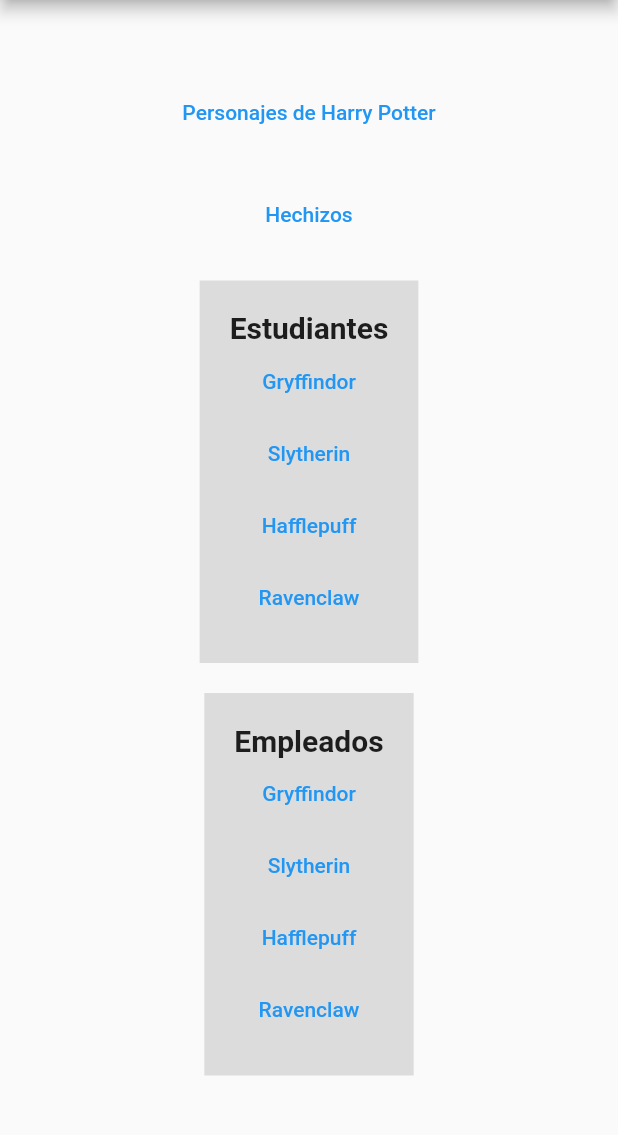
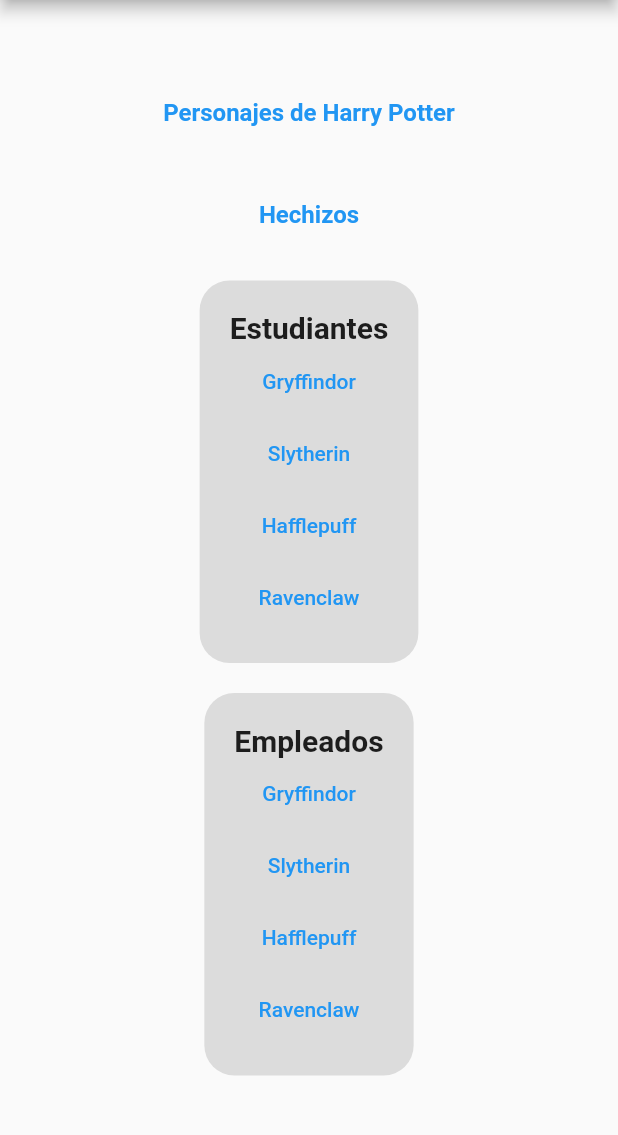
Before and after one commit to leyonel/ProyectoFinalHP, a Flutter app: the screen it shows after launch, on a phone screen of 412 x 824 dp, the part 84-1219 px from its top. Run offline on Flutter 3.47's test engine with Material 2 defaults, Android fonts, the light colour scheme and no system bars; our stand-ins replace bloc, flutter_bloc.

Commit message:
cambios vista principal final

```diff
--- a/lib/caracteristicas/vistas/principal.dart
+++ b/lib/caracteristicas/vistas/principal.dart
@@ -11,19 +11,23 @@
         children: [
           TextButton(
               onPressed: () {},
-              child: const Text("Personajes de Harry Potter")),
+              child: const Text("Personajes de Harry Potter",
+                  style: TextStyle(fontWeight: FontWeight.bold, fontSize: 16))),
           const SizedBox(height: 20),
-          TextButton(onPressed: () {}, child: const Text("Hechizos")),
+          TextButton(
+              onPressed: () {},
+              child: const Text("Hechizos",
+                  style: TextStyle(fontWeight: FontWeight.bold, fontSize: 16))),
           const SizedBox(height: 20),
           Container(
-            color: Colors.black12,
+            decoration: BoxDecoration(
+                borderRadius: BorderRadius.circular(20), color: Colors.black12),
             padding: const EdgeInsets.all(20),
             child: Column(
               children: [
-                const Text(
-                  "Estudiantes",
-                  style: TextStyle(fontWeight: FontWeight.bold, fontSize: 20),
-                ),
+                const Text("Estudiantes",
+                    style:
+                        TextStyle(fontWeight: FontWeight.bold, fontSize: 20)),
                 TextButton(onPressed: () {}, child: const Text("Gryffindor")),
                 TextButton(onPressed: () {}, child: const Text("Slytherin")),
                 TextButton(onPressed: () {}, child: const Text("Hafflepuff")),
@@ -33,14 +37,14 @@
           ),
           const SizedBox(height: 20),
           Container(
-            color: Colors.black12,
+            decoration: BoxDecoration(
+                borderRadius: BorderRadius.circular(20), color: Colors.black12),
             padding: const EdgeInsets.all(20),
             child: Column(
               children: [
-                const Text(
-                  "Empleados",
-                  style: TextStyle(fontWeight: FontWeight.bold, fontSize: 20),
-                ),
+                const Text("Empleados",
+                    style:
+                        TextStyle(fontWeight: FontWeight.bold, fontSize: 20)),
                 TextButton(onPressed: () {}, child: const Text("Gryffindor")),
                 TextButton(onPressed: () {}, child: const Text("Slytherin")),
                 TextButton(onPressed: () {}, child: const Text("Hafflepuff")),
```
